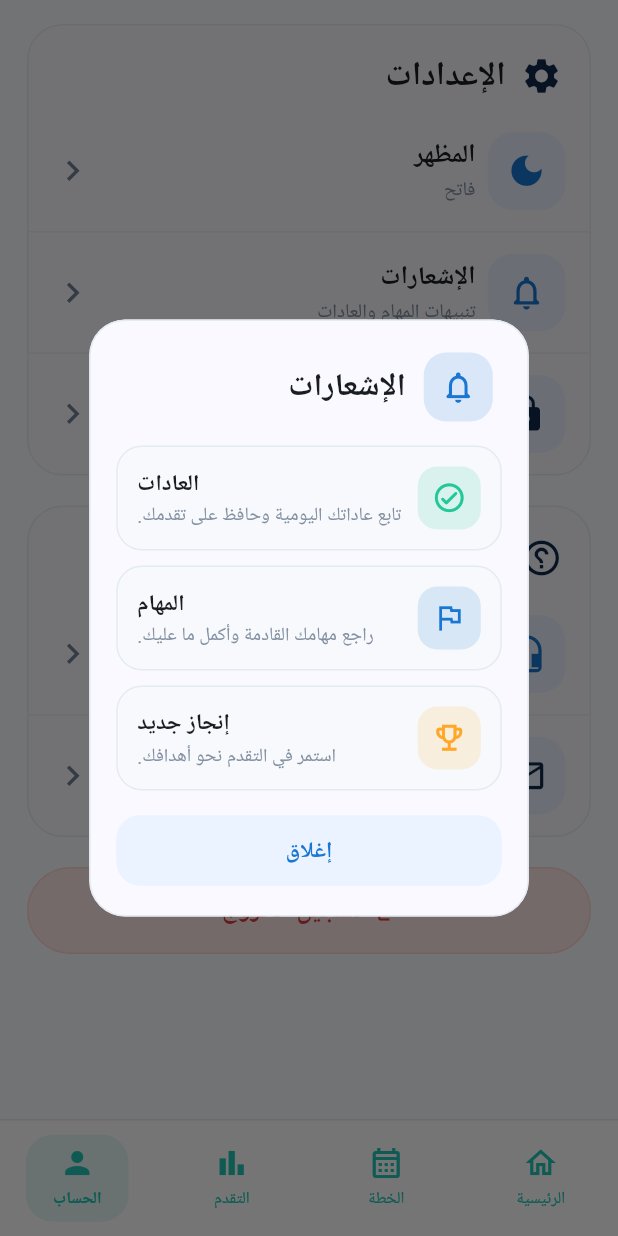
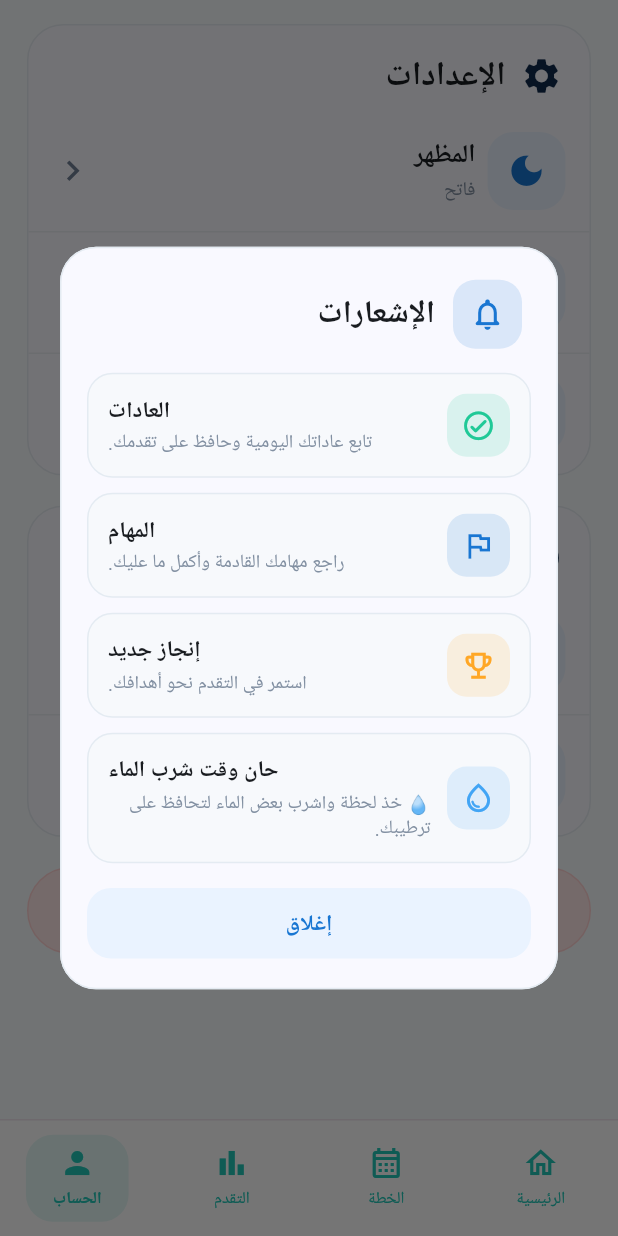
Before and after one commit to hosenovr-ship-it/flumea, a Flutter app: the AccountScreen screen opened directly, scrolled down 280 dp, after a tap on "الإشعارات", on a phone screen of 412 x 824 dp. Run offline on Flutter 3.47's test engine with Material 3 defaults, Android fonts, the phone set to English and light mode, and no system bars; our stand-ins replace font_awesome_flutter, image_picker, shared_preferences, supabase_flutter; accounts and stored records are empty.

Commit message:
Add files via upload

```diff
--- a/lib/account_screen.dart
+++ b/lib/account_screen.dart
@@ -386,6 +386,15 @@ class _AccountScreenState extends State<AccountScreen> {
                   color: const Color(0xFFFFA726),
                   title: 'إنجاز جديد',
                   message: 'استمر في التقدم نحو أهدافك.',
+                  primary: primary,
+                  secondary: secondary,
+                ),
+                const SizedBox(height: 10),
+                _notificationItem(
+                  icon: Icons.water_drop_outlined,
+                  color: const Color(0xFF42A5F5),
+                  title: 'حان وقت شرب الماء',
+                  message: '💧 خذ لحظة واشرب بعض الماء لتحافظ على ترطيبك.',
                   primary: primary,
                   secondary: secondary,
                 ),
```
